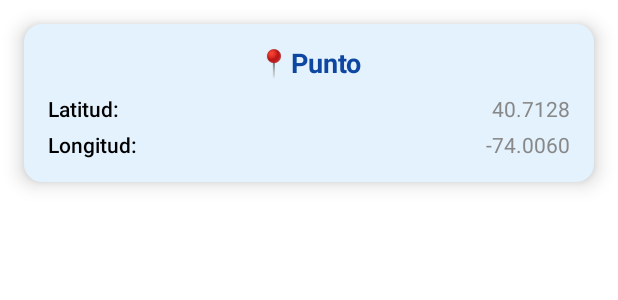
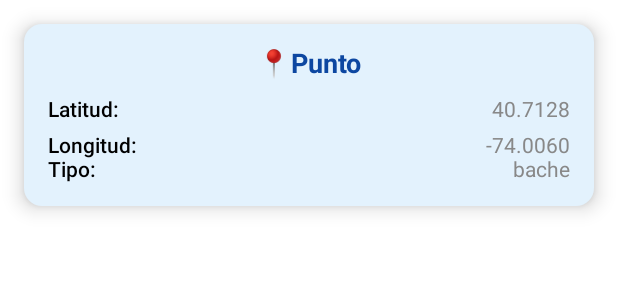
Before and after one commit to Esdoth/SafePath, an Android app built with Jetpack Compose: the @Preview function PreviewLocationCard, on a phone screen of 412 x 824 dp. Shown: the top 300 px of the screen. Run offline under Robolectric (Android 15) with nearby library versions, the phone set to English and light mode, and no system bars.

Commit message:
fetch y mapeo de elementos para los puntos en cardsLocation

```diff
--- a/app/build.gradle.kts
+++ b/app/build.gradle.kts
@@ -65,6 +65,8 @@ dependencies {
     // FIREBASE
     implementation(platform("com.google.firebase:firebase-bom:33.13.0"))
     implementation ("com.google.firebase:firebase-auth-ktx")
+    implementation("com.google.firebase:firebase-auth")
+    implementation("com.google.firebase:firebase-firestore")
     // -----------------------------------
     implementation(libs.androidx.core.ktx)
     implementation(libs.androidx.appcompat)
--- a/app/src/main/java/com/example/safepath/MyPointsActivity.kt
+++ b/app/src/main/java/com/example/safepath/MyPointsActivity.kt
@@ -16,7 +16,8 @@ class MyPointsActivity : AppCompatActivity() {
             MaterialTheme {
                 LocationCard(
                     latitude = 19.4326,  // Ejemplo: CDMX
-                    longitude = -99.1332
+                    longitude = -99.1332,
+                    type = "bache"
                 )
             }
         }
--- a/app/src/main/java/com/example/safepath/ui/componentes/LocationCard.kt
+++ b/app/src/main/java/com/example/safepath/ui/componentes/LocationCard.kt
@@ -12,7 +12,7 @@ import androidx.compose.ui.unit.dp
 import androidx.compose.ui.unit.sp
 
 @Composable
-fun LocationCard(latitude: Double, longitude: Double) {
+fun LocationCard(latitude: Double, longitude: Double, type: String) {
     Card(
         modifier = Modifier
             .fillMaxWidth()
@@ -60,6 +60,19 @@ fun LocationCard(latitude: Double, longitude: Double) {
                         color = Color.Gray
                     )
                 }
+                Row(
+                    modifier = Modifier.fillMaxWidth(),
+                    horizontalArrangement = Arrangement.SpaceBetween
+                ){
+                    Text(
+                        text = "Tipo:",
+                        fontWeight = FontWeight.SemiBold
+                    )
+                    Text(
+                        text = type,
+                        color = Color.Gray
+                    )
+                }
             }
         }
     }
@@ -70,6 +83,7 @@ fun LocationCard(latitude: Double, longitude: Double) {
 fun PreviewLocationCard() {
     LocationCard(
         latitude = 40.7128,
-        longitude = -74.0060
+        longitude = -74.0060,
+        type= "bache"
     )
 }
--- a/gradle/libs.versions.toml
+++ b/gradle/libs.versions.toml
@@ -13,6 +13,7 @@ lifecycleViewmodelKtx = "2.8.7"
 navigationFragmentKtx = "2.6.0"
 navigationUiKtx = "2.6.0"
 activity = "1.10.1"
+firebaseFirestore = "25.1.4"
 
 [libraries]
 androidx-core-ktx = { group = "androidx.core", name = "core-ktx", version.ref = "coreKtx" }
@@ -27,9 +28,9 @@ androidx-lifecycle-viewmodel-ktx = { group = "androidx.lifecycle", name = "lifec
 androidx-navigation-fragment-ktx = { group = "androidx.navigation", name = "navigation-fragment-ktx", version.ref = "navigationFragmentKtx" }
 androidx-navigation-ui-ktx = { group = "androidx.navigation", name = "navigation-ui-ktx", version.ref = "navigationUiKtx" }
 androidx-activity = { group = "androidx.activity", name = "activity", version.ref = "activity" }
+firebase-firestore = { group = "com.google.firebase", name = "firebase-firestore", version.ref = "firebaseFirestore" }
 
 [plugins]
 android-application = { id = "com.android.application", version.ref = "agp" }
 kotlin-android = { id = "org.jetbrains.kotlin.android", version.ref = "kotlin" }
-org-jetbrains-kotlin-android = { id = "org.jetbrains.kotlin.android", version.ref = "kotlin" }
 compose-compiler = { id = "org.jetbrains.kotlin.plugin.compose", version.ref = "kotlin" }
```
Also changed, not shown: app/src/main/java/com/example/safepath/ui/dashboard/DashboardFragment.kt (+48 -8 lines). Lines whose indentation alone changed are shown as unchanged.
